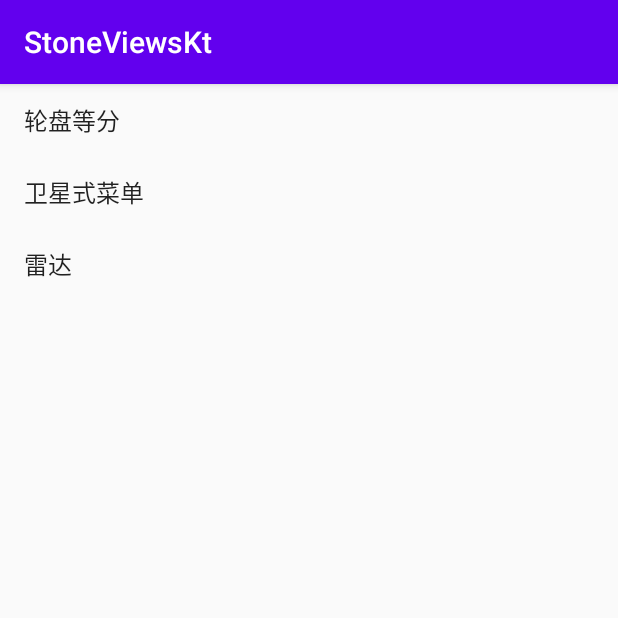
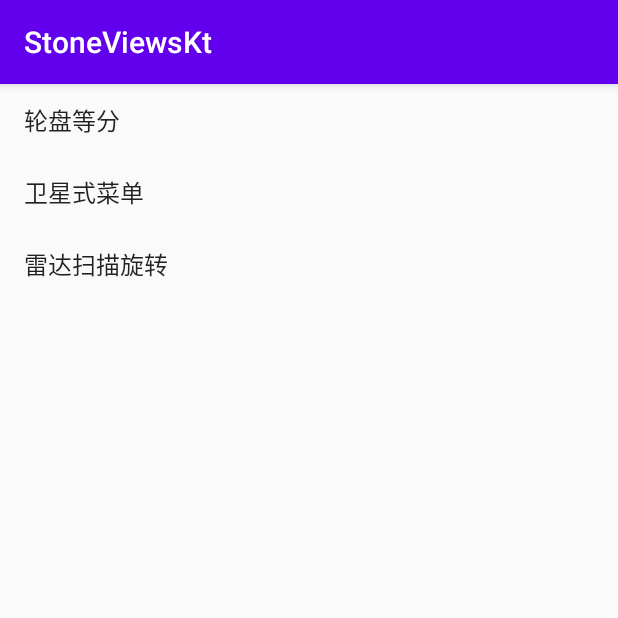
Before and after one commit to aa86799/StoneViewsKt, an Android app: the screen it shows after launch (MainActivity), on a phone screen of 412 x 824 dp, the top half of it. Run offline under Robolectric (Android 15) with nearby library versions, the light colour scheme and no system bars.

Commit message:
雷达扫描旋转

```diff
--- a/app/src/main/java/com/stone/stoneviewskt/MainActivity.kt
+++ b/app/src/main/java/com/stone/stoneviewskt/MainActivity.kt
@@ -19,7 +19,7 @@ class MainActivity : BaseActivity() {
             when (title) {
                 "轮盘等分" -> startNewUI(RouletteFragment::class.java)
                 "卫星式菜单" -> startNewUI(SatelliteFragment::class.java)
-                "雷达" -> startNewUI(RadarFragment::class.java)
+                "雷达扫描旋转" -> startNewUI(RadarFragment::class.java)
             }
         }
 
@@ -30,7 +30,7 @@ class MainActivity : BaseActivity() {
         val TITLES = listOf(
             "轮盘等分",
             "卫星式菜单",
-            "雷达"
+            "雷达扫描旋转"
         )
     }
 }
```
